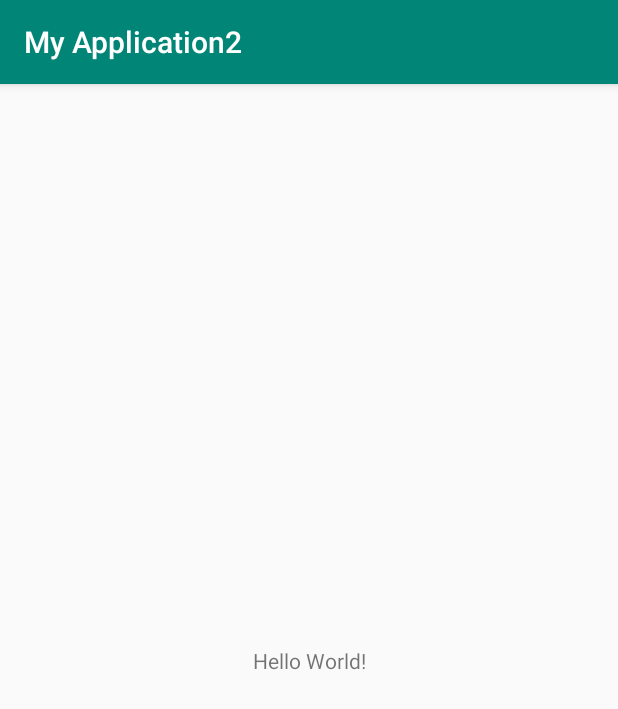
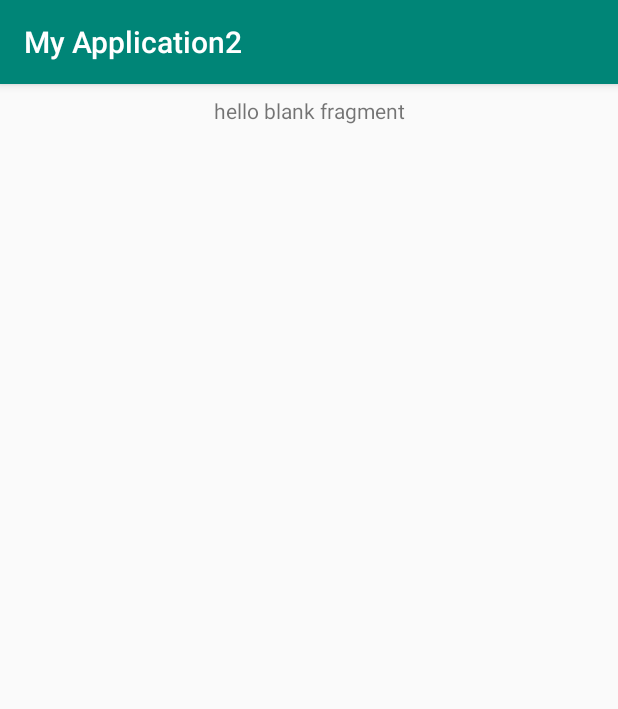
Before and after one commit to pcloudzaman/MyApplication2, an Android app: the screen it shows after launch (MainActivity), on a phone screen of 412 x 824 dp. Shown: the top 709 px of the screen. Run offline under Robolectric (Android 15) with nearby library versions, the phone set to English and light mode, and no system bars.

Commit message:
first static fragment

```diff
--- a/app/build.gradle
+++ b/app/build.gradle
@@ -23,6 +23,7 @@ dependencies {
     implementation fileTree(dir: 'libs', include: ['*.jar'])
     implementation 'androidx.appcompat:appcompat:1.0.2'
     implementation 'androidx.constraintlayout:constraintlayout:1.1.3'
+    implementation 'androidx.legacy:legacy-support-v4:1.0.0'
     testImplementation 'junit:junit:4.12'
     androidTestImplementation 'androidx.test:runner:1.2.0'
     androidTestImplementation 'androidx.test.espresso:espresso-core:3.2.0'
--- /dev/null
+++ b/app/src/main/java/com/example/myapplication2/BlankFragment01.java
@@ -0,0 +1,31 @@
+package com.example.myapplication2;
+
+
+import android.os.Bundle;
+
+import androidx.fragment.app.Fragment;
+
+import android.view.LayoutInflater;
+import android.view.View;
+import android.view.ViewGroup;
+
+
+/**
+ * A simple {@link Fragment} subclass.
+ */
+public class BlankFragment01 extends Fragment {
+
+
+    public BlankFragment01() {
+        // Required empty public constructor
+    }
+
+
+    @Override
+    public View onCreateView(LayoutInflater inflater, ViewGroup container,
+                             Bundle savedInstanceState) {
+        // Inflate the layout for this fragment
+        return inflater.inflate(R.layout.fragment_blank_fragment01, container, false);
+    }
+
+}
--- a/app/src/main/java/com/example/myapplication2/MainActivity.java
+++ b/app/src/main/java/com/example/myapplication2/MainActivity.java
@@ -1,14 +1,11 @@
 package com.example.myapplication2;
-
 import androidx.appcompat.app.AppCompatActivity;
-
 import android.os.Bundle;
-
 public class MainActivity extends AppCompatActivity {
-
     @Override
     protected void onCreate(Bundle savedInstanceState) {
         super.onCreate(savedInstanceState);
         setContentView(R.layout.activity_main);
+
     }
 }
--- a/app/src/main/res/layout/activity_main.xml
+++ b/app/src/main/res/layout/activity_main.xml
@@ -6,13 +6,15 @@
     android:layout_height="match_parent"
     tools:context=".MainActivity">
 
-    <TextView
+    <fragment
+        android:id="@+id/fragment"
+        android:name="com.example.myapplication2.BlankFragment01"
         android:layout_width="wrap_content"
         android:layout_height="wrap_content"
-        android:text="Hello World!"
-        app:layout_constraintBottom_toBottomOf="parent"
-        app:layout_constraintLeft_toLeftOf="parent"
-        app:layout_constraintRight_toRightOf="parent"
+        android:layout_marginStart="8dp"
+        android:layout_marginTop="8dp"
+        android:layout_marginEnd="8dp"
+        app:layout_constraintEnd_toEndOf="parent"
+        app:layout_constraintStart_toStartOf="parent"
         app:layout_constraintTop_toTopOf="parent" />
-
 </androidx.constraintlayout.widget.ConstraintLayout>
--- /dev/null
+++ b/app/src/main/res/layout/fragment_blank_fragment01.xml
@@ -0,0 +1,14 @@
+<?xml version="1.0" encoding="utf-8"?>
+<FrameLayout xmlns:android="http://schemas.android.com/apk/res/android"
+    xmlns:tools="http://schemas.android.com/tools"
+    android:layout_width="match_parent"
+    android:layout_height="match_parent"
+    tools:context=".BlankFragment01">
+
+    <!-- TODO: Update blank fragment layout -->
+    <TextView
+        android:layout_width="match_parent"
+        android:layout_height="match_parent"
+        android:text="hello blank fragment" />
+
+</FrameLayout>
--- a/app/src/main/res/values/strings.xml
+++ b/app/src/main/res/values/strings.xml
@@ -1,3 +1,5 @@
 <resources>
     <string name="app_name">My Application2</string>
+
+    <!-- TODO: Remove or change this placeholder text -->
 </resources>
```
